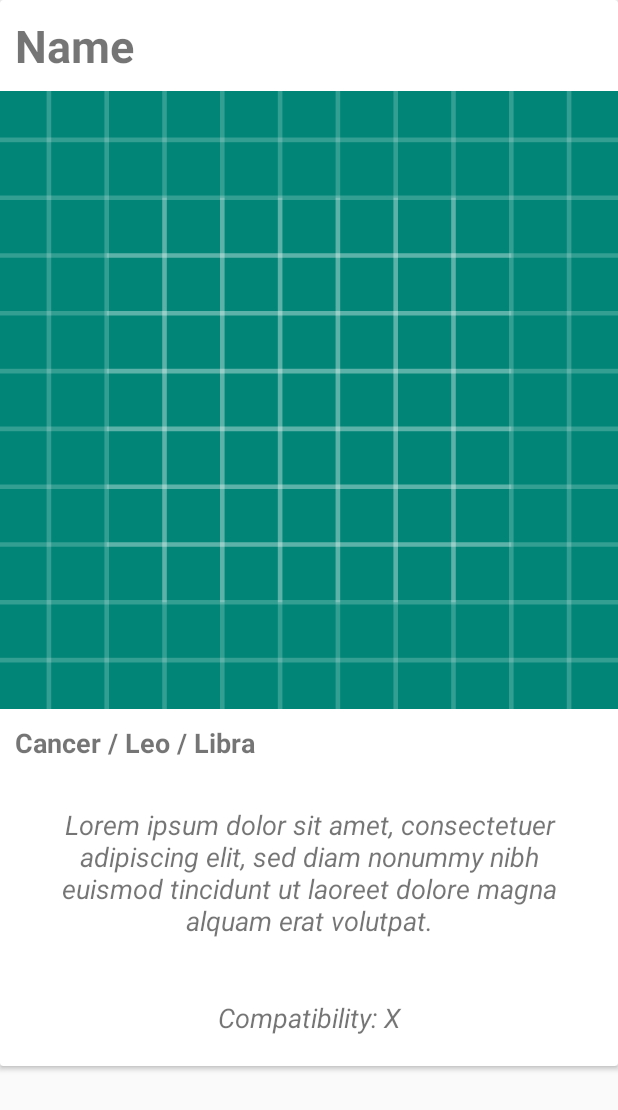
After one commit to amyesh/Haunt, an Android app: the layout user_row.xml on its own in the app's theme, with its tools: preview values and no code run, on a phone screen of 412 x 824 dp. The commit adds this screen. Shown: the top 1110 px of the screen. Run offline under Robolectric (Android 15) with nearby library versions, the phone set to English and light mode, and no system bars.

Commit message:
added browsing user functionality

```diff
--- a/app/build.gradle
+++ b/app/build.gradle
@@ -32,4 +32,6 @@ dependencies {
     androidTestImplementation 'androidx.test:runner:1.2.0'
     androidTestImplementation 'androidx.test.espresso:espresso-core:3.2.0'
     implementation 'androidx.cardview:cardview:1.0.0'
+    implementation 'androidx.recyclerview:recyclerview:1.0.0'
+    implementation 'com.squareup.picasso:picasso:2.71828'
 }
--- /dev/null
+++ b/app/src/main/res/layout/user_row.xml
@@ -0,0 +1,63 @@
+<?xml version="1.0" encoding="utf-8"?>
+<androidx.cardview.widget.CardView xmlns:android="http://schemas.android.com/apk/res/android"
+    android:layout_width="match_parent"
+    android:layout_height="wrap_content"
+    xmlns:app="http://schemas.android.com/apk/res-auto"
+    >
+
+    <LinearLayout
+        android:orientation="vertical"
+        android:layout_width="match_parent"
+        android:layout_height="wrap_content">
+
+        <TextView
+            android:id="@+id/browse_users_name"
+            android:layout_width="match_parent"
+            android:layout_height="wrap_content"
+            android:text="Name"
+            android:padding="10dp"
+            android:textStyle="bold"
+            android:textSize="30sp"/>
+
+        <ImageView
+            android:layout_width="match_parent"
+            android:layout_height="wrap_content"
+            android:id="@+id/browse_users_image"
+            android:adjustViewBounds="true"
+            android:cropToPadding="true"
+            android:src="@drawable/ic_launcher_background"
+            android:scaleType="fitXY"/>
+
+        <TextView
+            android:id="@+id/browse_users_sign"
+            android:layout_width="match_parent"
+            android:layout_height="wrap_content"
+            android:padding="10dp"
+            android:text="@string/astro_signs"
+            android:textSize="18sp"
+            android:textStyle="bold" />
+
+        <TextView
+            android:id="@+id/browse_users_blurb"
+            android:layout_width="match_parent"
+            android:layout_height="wrap_content"
+            android:padding="20dp"
+            android:gravity="center_horizontal"
+
+            android:text="@string/users_blurb"
+            android:textSize="18sp"
+            android:textStyle="italic" />
+
+        <TextView
+            android:id="@+id/browse_users_compat"
+            android:layout_width="match_parent"
+            android:layout_height="wrap_content"
+            android:padding="20dp"
+            android:gravity="center_horizontal"
+            android:text="@string/users_compat"
+            android:textSize="18sp"
+            android:textStyle="italic"/>
+
+    </LinearLayout>
+
+</androidx.cardview.widget.CardView>
--- a/app/src/main/res/values/strings.xml
+++ b/app/src/main/res/values/strings.xml
@@ -13,4 +13,8 @@
     <string name="birthday_hint">Birthday</string>
     <string name="first_name_hint">First name</string>
     <string name="last_name_hint">Last name</string>
+    <string name="browse_no_users">Check back later for more potential matches!</string>
+    <string name="astro_signs">Cancer / Leo / Libra</string>
+    <string name="users_compat">Compatibility: X</string>
+    <string name="users_blurb">Lorem ipsum dolor sit amet, consectetuer adipiscing elit, sed diam nonummy nibh euismod tincidunt ut laoreet dolore magna alquam erat volutpat.</string>
 </resources>
```
Also changed, not shown: app/src/main/java/com/amy/haunt/BrowseProfilesActivity.java (+115 -0 lines), app/src/main/java/com/amy/haunt/ui/UserRecyclerAdapter.java (added, +85 -0 lines), app/src/main/res/layout/activity_browse_profiles.xml (+25 -0 lines).
